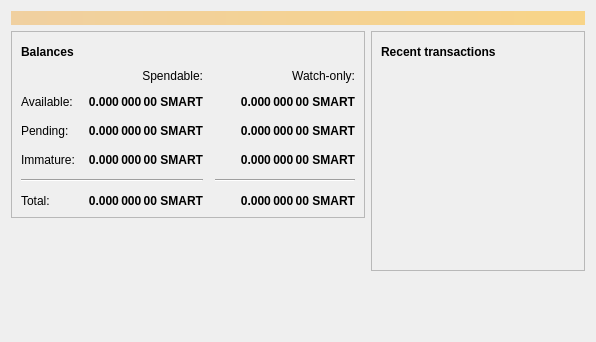
This is src/qt/forms/overviewpage.ui in SmartCash/Core-Smart as Qt 5 draws it before an edit. The edited form follows.
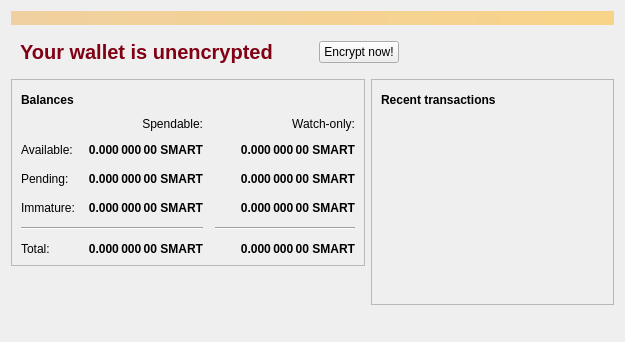
This is the edited form. Icons and pictures are not drawn.

Commit message: ui: Show unencrypted warnings and provide a button to encrypt

The edit to the form file:
```diff
--- a/src/qt/forms/overviewpage.ui
+++ b/src/qt/forms/overviewpage.ui
@@ -6,7 +6,7 @@
    <rect>
     <x>0</x>
     <y>0</y>
-    <width>596</width>
+    <width>625</width>
     <height>342</height>
    </rect>
   </property>
@@ -33,6 +33,81 @@
      </property>
     </widget>
    </item>
+   <item>
+    <widget class="QWidget" name="unencryptedWidget" native="true">
+     <property name="minimumSize">
+      <size>
+       <width>0</width>
+       <height>0</height>
+      </size>
+     </property>
+     <layout class="QVBoxLayout" name="verticalLayout_5">
+      <item>
+       <layout class="QHBoxLayout" name="horizontalLayout_3">
+        <item>
+         <widget class="QLabel" name="label_2">
+          <property name="font">
+           <font>
+            <pointsize>15</pointsize>
+            <weight>75</weight>
+            <bold>true</bold>
+           </font>
+          </property>
+          <property name="styleSheet">
+           <string notr="true">color: rgb(129, 0, 20);</string>
+          </property>
+          <property name="text">
+           <string>Your wallet is unencrypted</string>
+          </property>
+         </widget>
+        </item>
+        <item>
+         <spacer name="horizontalSpacer_4">
+          <property name="orientation">
+           <enum>Qt::Horizontal</enum>
+          </property>
+          <property name="sizeType">
+           <enum>QSizePolicy::Fixed</enum>
+          </property>
+          <property name="sizeHint" stdset="0">
+           <size>
+            <width>40</width>
+            <height>20</height>
+           </size>
+          </property>
+         </spacer>
+        </item>
+        <item>
+         <widget class="QPushButton" name="encryptButton">
+          <property name="sizePolicy">
+           <sizepolicy hsizetype="Minimum" vsizetype="Fixed">
+            <horstretch>0</horstretch>
+            <verstretch>0</verstretch>
+           </sizepolicy>
+          </property>
+          <property name="text">
+           <string>Encrypt now!</string>
+          </property>
+         </widget>
+        </item>
+        <item>
+         <spacer name="horizontalSpacer_5">
+          <property name="orientation">
+           <enum>Qt::Horizontal</enum>
+          </property>
+          <property name="sizeHint" stdset="0">
+           <size>
+            <width>40</width>
+            <height>20</height>
+           </size>
+          </property>
+         </spacer>
+        </item>
+       </layout>
+      </item>
+     </layout>
+    </widget>
+   </item>
    <item>
     <layout class="QHBoxLayout" name="horizontalLayout" stretch="1,1">
      <item>
```
Left out of the diff: 4 changed lines with no effect on the pictures. The commit also changes 5 other files.
